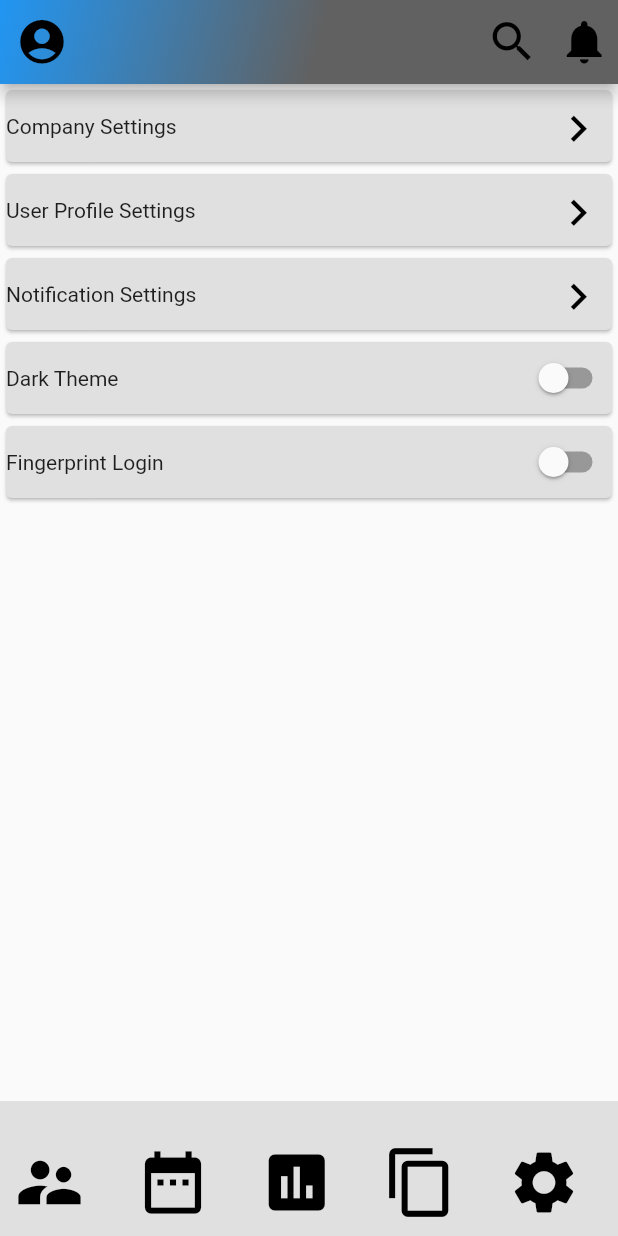
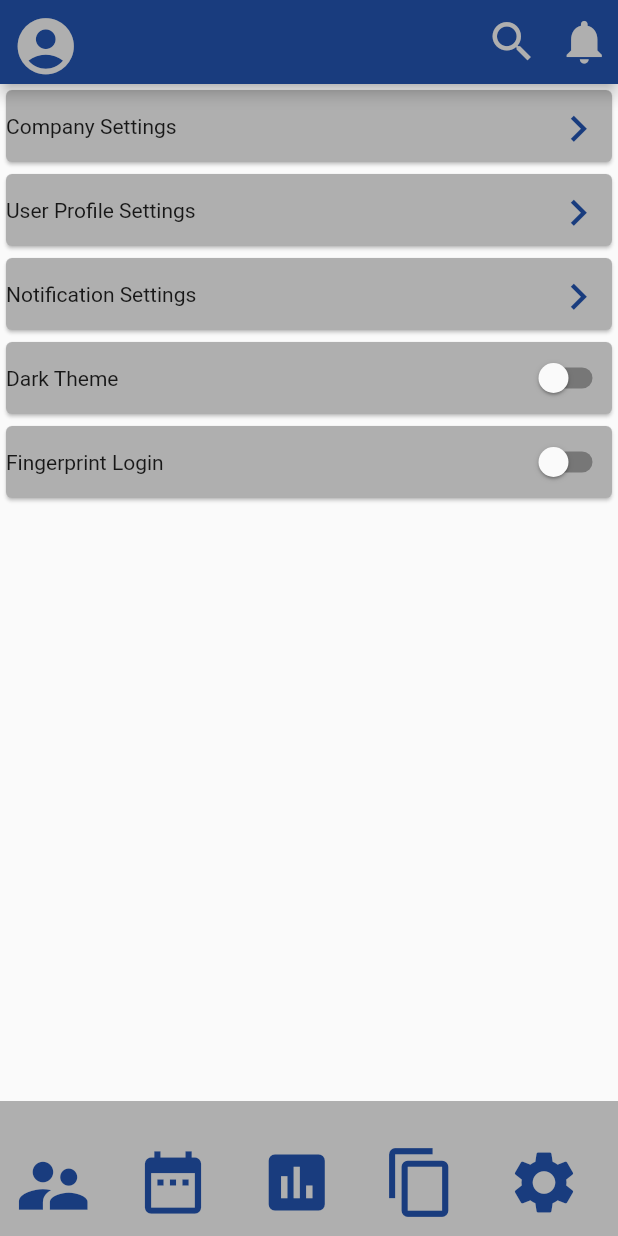
Before and after one commit to muthu-tm/insta-mfin, a Flutter app: the SettingMain screen opened directly, on a phone screen of 412 x 824 dp. Run offline on Flutter 3.47's test engine with Material 2 defaults, Android fonts, the phone set to English and light mode, and no system bars; our stand-ins replace cloud_firestore, email_validator, firebase_auth; accounts and stored records are empty; generated files the repository leaves out were written again.

Commit message:
added custom colors file;

```diff
--- a/lib/AppMain/appBar.dart
+++ b/lib/AppMain/appBar.dart
@@ -1,23 +1,24 @@
 import 'package:flutter/material.dart';
 import 'package:instamfin/Common/IconButton.dart';
+import 'package:instamfin/screens/common/colors.dart';
 
     Widget topAppBar() {
       return AppBar(
         // Here we take the value from the MyHomePage object that was created by
         // the App.build method, and use it to set our appbar title.
-        backgroundColor: Colors.red,
-        leading:customIconButton(Icons.account_circle,35.0),
+        backgroundColor: CustomColors.mfinBlue,
+        leading:customIconButton(Icons.account_circle, 45.0, CustomColors.mfinGrey),
         actions: <Widget>[
-         customIconButton(Icons.search,35.0) ,
-         customIconButton(Icons.notifications,35.0) ,
+         customIconButton(Icons.search, 35.0, CustomColors.mfinGrey) ,
+         customIconButton(Icons.notifications, 35.0, CustomColors.mfinGrey) ,
         ],
-        flexibleSpace: Container(
-          decoration: BoxDecoration(
-              gradient: LinearGradient(
-                  begin: Alignment.topLeft,
-                  end: Alignment.bottomCenter,
-                  colors: <Color>[Colors.blue, Colors.grey[700]])),
-        ),
+        // flexibleSpace: Container(
+        //   decoration: BoxDecoration(
+        //       gradient: LinearGradient(
+        //           begin: Alignment.topLeft,
+        //           end: Alignment.bottomCenter,
+        //           colors: <Color>[Colors.blue, Colors.grey[700]])),
+        // ),
 
       );
     }
--- a/lib/AppMain/bottomBar.dart
+++ b/lib/AppMain/bottomBar.dart
@@ -1,18 +1,20 @@
 import 'package:flutter/material.dart';
 import 'package:instamfin/Common/IconButton.dart';
+import 'package:instamfin/screens/common/colors.dart';
 
     Widget bottomBar() {
       return Container(
         width: double.infinity,
         height: 90.0,
-        color: Colors.grey[300],
+        color: CustomColors.mfinGrey,
           child: Row(
+            mainAxisAlignment: MainAxisAlignment.center,
             children: <Widget>[
-                customIconButton(Icons.supervisor_account,50.0),Spacer(),
-                customIconButton(Icons.date_range,50.0),Spacer(),
-                customIconButton(Icons.assessment,50.0),Spacer(),
-                customIconButton(Icons.content_copy,50.0),Spacer(),
-                customIconButton(Icons.settings,50.0),Spacer(),
+                customIconButton(Icons.supervisor_account,55.0, CustomColors.mfinBlue),Spacer(),
+                customIconButton(Icons.date_range,50.0, CustomColors.mfinBlue),Spacer(),
+                customIconButton(Icons.assessment,50.0, CustomColors.mfinBlue),Spacer(),
+                customIconButton(Icons.content_copy,50.0, CustomColors.mfinBlue),Spacer(),
+                customIconButton(Icons.settings,50.0, CustomColors.mfinBlue),Spacer(),
             ],
           ),
       );
--- a/lib/Common/IconButton.dart
+++ b/lib/Common/IconButton.dart
@@ -1,10 +1,11 @@
 import 'package:flutter/material.dart';
+import 'package:instamfin/screens/common/colors.dart';
 
-Widget customIconButton(icon, size) {
+Widget customIconButton(icon, size, color) {
   return IconButton(
     icon: Icon(
       icon,
-      color: Colors.black,
+      color: color,
       size: size,
     ),
     onPressed: () {},
--- /dev/null
+++ b/lib/screens/common/colors.dart
@@ -0,0 +1,12 @@
+import 'package:flutter/material.dart';
+
+class CustomColors {
+  static const Color mfinBlue = Color(0xFF193C7E);
+  static const Color mfinButtonGreen = Color(0xFF34D578);
+  static const Color mfinFadedButtonGreen = Color(0xFF69F0AE);
+  static const Color mfinGrey = Color(0xFFAFAFAF);
+  static const Color mfinWhite = Color(0xFFFFFFFF);
+
+  static const Color mfinAlertRed = Color(0xFFDD2C00);
+  static const Color mfinPositiveGreen = Color(0xFF466446);
+}
--- a/lib/screens/settings/SettingsPage.dart
+++ b/lib/screens/settings/SettingsPage.dart
@@ -2,6 +2,7 @@ import 'package:flutter/material.dart';
 import 'package:instamfin/AppMain/appBar.dart';
 import 'package:instamfin/AppMain/bottomBar.dart';
 import 'package:instamfin/Common/IconButton.dart';
+import 'package:instamfin/screens/common/colors.dart';
 
 class SettingMain extends StatefulWidget {
   const SettingMain({this.toggleView});
@@ -27,9 +28,10 @@ class _SettingMainState extends State<SettingMain> {
       body: new Container(
         child: new Column(
           mainAxisAlignment: MainAxisAlignment.start,
+          crossAxisAlignment: CrossAxisAlignment.start,
           children: <Widget>[
             new Card(
-              color: Colors.grey[300],
+              color: CustomColors.mfinGrey,
               child: Row(
                 mainAxisAlignment:
                     MainAxisAlignment.start, //change here don't //worked
@@ -45,12 +47,12 @@ class _SettingMainState extends State<SettingMain> {
                     ],
                   ),
                   new Spacer(),
-                  customIconButton(Icons.navigate_next, 35.0),
+                  customIconButton(Icons.navigate_next, 35.0, CustomColors.mfinBlue),
                 ],
               ),
             ),
             new Card(
-              color: Colors.grey[300],
+              color: CustomColors.mfinGrey,
               child: Row(
                 mainAxisAlignment:
                     MainAxisAlignment.start, //change here don't //worked
@@ -65,12 +67,12 @@ class _SettingMainState extends State<SettingMain> {
                     ],
                   ),
                   new Spacer(),
-                  customIconButton(Icons.navigate_next, 35.0),
+                  customIconButton(Icons.navigate_next, 35.0, CustomColors.mfinBlue),
                 ],
               ),
             ),
             new Card(
-              color: Colors.grey[300],
+              color: CustomColors.mfinGrey,
               child: Row(
                 mainAxisAlignment:
                     MainAxisAlignment.start, //change here don't //worked
@@ -85,12 +87,12 @@ class _SettingMainState extends State<SettingMain> {
                     ],
                   ),
                   new Spacer(),
-                  customIconButton(Icons.navigate_next, 35.0),
+                  customIconButton(Icons.navigate_next, 35.0, CustomColors.mfinBlue),
                 ],
               ),
             ),
             new Card(
-              color: Colors.grey[300],
+              color: CustomColors.mfinGrey,
               child: Row(
                 mainAxisAlignment:
                     MainAxisAlignment.start, //change here don't //worked
@@ -110,7 +112,7 @@ class _SettingMainState extends State<SettingMain> {
               ),
             ),
             new Card(
-              color: Colors.grey[300],
+              color: CustomColors.mfinGrey,
               child: Row(
                 mainAxisAlignment:
                     MainAxisAlignment.start, //change here don't //worked
```
Also changed, not shown: lib/screens/LoginPage.dart (+24 -17 lines), lib/screens/SignupPage.dart (+18 -18 lines).
